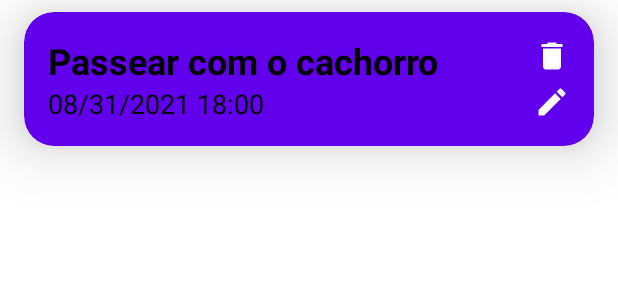
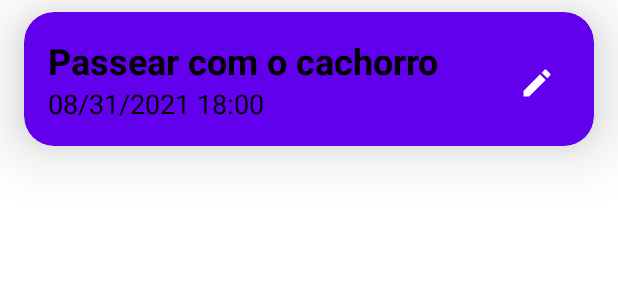
Before and after one commit to ikeda1/Santander-Bootcamp-Mobile, an Android app: the layout item_task.xml on its own in the app's theme, with its tools: preview values and no code run, on a phone screen of 412 x 824 dp. Shown: the top 300 px of the screen. Run offline under Robolectric (Android 15) with nearby library versions, the phone set to English and light mode, and no system bars.

Commit message:
updated task layout

```diff
--- a/TodoList/app/src/main/java/com/example/todolist/ui/fragments/ListAdapter.kt
+++ b/TodoList/app/src/main/java/com/example/todolist/ui/fragments/ListAdapter.kt
@@ -31,6 +31,10 @@ class ListAdapter : RecyclerView.Adapter<ListAdapter.ListAdapterViewHolder>() {
         holder.itemView.tv_title.setText(task.title).toString()
         holder.itemView.tv_date.setText(date).toString()
         holder.itemView.tv_description.setText(task.description).toString()
+        holder.itemView.edit_btn.setOnClickListener {
+            val actionUpdate = ListFragmentDirections.listFragmentToUpdateFragment(task)
+            holder.itemView.findNavController().navigate(actionUpdate)
+        }
     }
 
 
--- a/TodoList/app/src/main/java/com/example/todolist/ui/fragments/UpdateFragment.kt
+++ b/TodoList/app/src/main/java/com/example/todolist/ui/fragments/UpdateFragment.kt
@@ -49,7 +49,7 @@ class UpdateFragment : Fragment(){
 
     override fun onOptionsItemSelected(item: MenuItem): Boolean {
         when(item.itemId) {
-            R.id.action_delete -> {
+            R.id.menu_delete_item -> {
                 deleteUser()
             }
         }
--- a/TodoList/app/src/main/res/layout/item_task.xml
+++ b/TodoList/app/src/main/res/layout/item_task.xml
@@ -52,14 +52,6 @@
             tools:text="Exemplo de descricao"
             tools:textColor="@color/black" />
 
-        <androidx.appcompat.widget.AppCompatImageView
-            android:id="@+id/delete_btn"
-            android:layout_width="wrap_content"
-            android:layout_height="wrap_content"
-            android:src="@drawable/ic_delete"
-            app:layout_constraintTop_toTopOf="parent"
-            app:layout_constraintEnd_toEndOf="parent"
-            app:layout_constraintBottom_toTopOf="@id/edit_btn"/>
 
         <androidx.appcompat.widget.AppCompatImageView
             android:id="@+id/edit_btn"
@@ -67,7 +59,8 @@
             android:layout_height="wrap_content"
             android:src="@drawable/ic_edit"
             android:layout_marginTop="5dp"
-            app:layout_constraintTop_toBottomOf="@id/delete_btn"
+            android:layout_marginRight="10dp"
+            app:layout_constraintTop_toTopOf="parent"
             app:layout_constraintEnd_toEndOf="parent"
             app:layout_constraintBottom_toBottomOf="parent"/>
     </androidx.constraintlayout.widget.ConstraintLayout>
```
